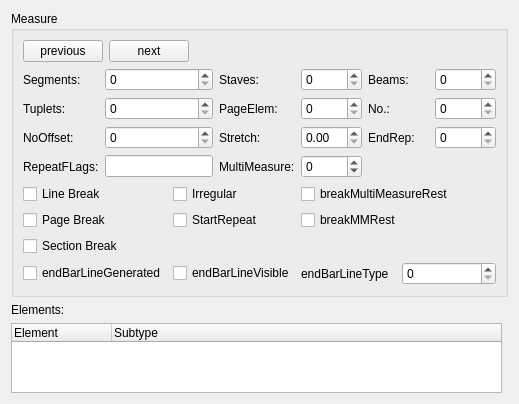
Above: mscore/mscore/measure.ui from musescore/musescore-old before the change. Below: the same form after it.
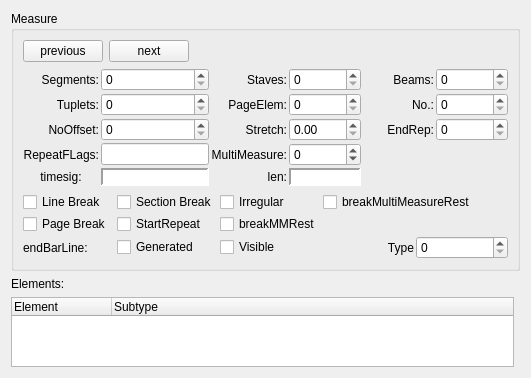
That is the form after the change.

What changed in the file:
```diff
--- a/mscore/mscore/measure.ui
+++ b/mscore/mscore/measure.ui
@@ -6,8 +6,8 @@
    <rect>
     <x>0</x>
     <y>0</y>
-    <width>519</width>
-    <height>376</height>
+    <width>531</width>
+    <height>372</height>
    </rect>
   </property>
   <property name="windowTitle">
@@ -80,6 +80,9 @@
       </item>
       <item>
        <layout class="QGridLayout" name="gridLayout_2">
+        <property name="spacing">
+         <number>2</number>
+        </property>
         <item row="0" column="0">
          <widget class="QLabel" name="label">
           <property name="text">
@@ -88,6 +91,9 @@
           <property name="textFormat">
            <enum>Qt::PlainText</enum>
           </property>
+          <property name="alignment">
+           <set>Qt::AlignRight|Qt::AlignTrailing|Qt::AlignVCenter</set>
+          </property>
          </widget>
         </item>
         <item row="0" column="1">
@@ -108,6 +114,9 @@
           <property name="textFormat">
            <enum>Qt::PlainText</enum>
           </property>
+          <property name="alignment">
+           <set>Qt::AlignRight|Qt::AlignTrailing|Qt::AlignVCenter</set>
+          </property>
          </widget>
         </item>
         <item row="0" column="3">
@@ -121,6 +130,9 @@
           <property name="textFormat">
            <enum>Qt::PlainText</enum>
           </property>
+          <property name="alignment">
+           <set>Qt::AlignRight|Qt::AlignTrailing|Qt::AlignVCenter</set>
+          </property>
          </widget>
         </item>
         <item row="0" column="5">
@@ -134,10 +146,20 @@
           <property name="textFormat">
            <enum>Qt::PlainText</enum>
           </property>
+          <property name="alignment">
+           <set>Qt::AlignRight|Qt::AlignTrailing|Qt::AlignVCenter</set>
+          </property>
          </widget>
         </item>
         <item row="1" column="1">
-         <widget class="QSpinBox" name="tuplets"/>
+         <widget class="QSpinBox" name="tuplets">
+          <property name="sizePolicy">
+           <sizepolicy hsizetype="Preferred" vsizetype="Fixed">
+            <horstretch>0</horstretch>
+            <verstretch>0</verstretch>
+           </sizepolicy>
+          </property>
+         </widget>
         </item>
         <item row="1" column="2">
          <widget class="QLabel" name="label_5">
@@ -147,6 +169,9 @@
           <property name="textFormat">
            <enum>Qt::PlainText</enum>
           </property>
+          <property name="alignment">
+           <set>Qt::AlignRight|Qt::AlignTrailing|Qt::AlignVCenter</set>
+          </property>
          </widget>
         </item>
         <item row="1" column="3">
@@ -160,6 +185,9 @@
           <property name="textFormat">
            <enum>Qt::PlainText</enum>
           </property>
+          <property name="alignment">
+           <set>Qt::AlignRight|Qt::AlignTrailing|Qt::AlignVCenter</set>
+          </property>
          </widget>
         </item>
         <item row="1" column="5">
@@ -173,10 +201,20 @@
           <property name="textFormat">
            <enum>Qt::PlainText</enum>
           </property>
+          <property name="alignment">
+           <set>Qt::AlignRight|Qt::AlignTrailing|Qt::AlignVCenter</set>
+          </property>
          </widget>
         </item>
         <item row="2" column="1">
-         <widget class="QSpinBox" name="noOffset"/>
+         <widget class="QSpinBox" name="noOffset">
+          <property name="sizePolicy">
+           <sizepolicy hsizetype="Preferred" vsizetype="Fixed">
+            <horstretch>0</horstretch>
+            <verstretch>0</verstretch>
+           </sizepolicy>
+          </property>
+         </widget>
         </item>
         <item row="2" column="2">
          <widget class="QLabel" name="label_6">
@@ -186,6 +224,9 @@
           <property name="textFormat">
            <enum>Qt::PlainText</enum>
           </property>
+          <property name="alignment">
+           <set>Qt::AlignRight|Qt::AlignTrailing|Qt::AlignVCenter</set>
+          </property>
          </widget>
         </item>
         <item row="2" column="3">
@@ -196,6 +237,9 @@
           <property name="text">
            <string notr="true">EndRep:</string>
           </property>
+          <property name="alignment">
+           <set>Qt::AlignRight|Qt::AlignTrailing|Qt::AlignVCenter</set>
+          </property>
          </widget>
         </item>
         <item row="2" column="5">
@@ -206,6 +250,9 @@
           <property name="text">
            <string notr="true">RepeatFLags:</string>
           </property>
+          <property name="alignment">
+           <set>Qt::AlignRight|Qt::AlignTrailing|Qt::AlignVCenter</set>
+          </property>
          </widget>
         </item>
         <item row="3" column="1">
@@ -229,6 +276,9 @@
           <property name="text">
            <string notr="true">MultiMeasure:</string>
           </property>
+          <property name="alignment">
+           <set>Qt::AlignRight|Qt::AlignTrailing|Qt::AlignVCenter</set>
+          </property>
          </widget>
         </item>
         <item row="3" column="3">
@@ -241,6 +291,198 @@
           </property>
          </widget>
         </item>
+        <item row="4" column="0">
+         <widget class="QLabel" name="label_15">
+          <property name="text">
+           <string notr="true">timesig:</string>
+          </property>
+          <property name="alignment">
+           <set>Qt::AlignCenter</set>
+          </property>
+         </widget>
+        </item>
+        <item row="4" column="2">
+         <widget class="QLabel" name="label_16">
+          <property name="text">
+           <string notr="true">len:</string>
+          </property>
+          <property name="alignment">
+           <set>Qt::AlignRight|Qt::AlignTrailing|Qt::AlignVCenter</set>
+          </property>
+         </widget>
+        </item>
+        <item row="4" column="1">
+         <widget class="QLabel" name="timesig">
+          <property name="sizePolicy">
+           <sizepolicy hsizetype="Preferred" vsizetype="Fixed">
+            <horstretch>0</horstretch>
+            <verstretch>0</verstretch>
+           </sizepolicy>
+          </property>
+          <property name="palette">
+           <palette>
+            <active>
+             <colorrole role="Base">
+              <brush brushstyle="SolidPattern">
+               <color alpha="255">
+                <red>255</red>
+                <green>255</green>
+                <blue>255</blue>
+               </color>
+              </brush>
+             </colorrole>
+             <colorrole role="Window">
+              <brush brushstyle="SolidPattern">
+               <color alpha="255">
+                <red>255</red>
+                <green>255</green>
+                <blue>255</blue>
+               </color>
+              </brush>
+             </colorrole>
+            </active>
+            <inactive>
+             <colorrole role="Base">
+              <brush brushstyle="SolidPattern">
+               <color alpha="255">
+                <red>255</red>
+                <green>255</green>
+                <blue>255</blue>
+               </color>
+              </brush>
+             </colorrole>
+             <colorrole role="Window">
+              <brush brushstyle="SolidPattern">
+               <color alpha="255">
+                <red>255</red>
+                <green>255</green>
+                <blue>255</blue>
+               </color>
+              </brush>
+             </colorrole>
+            </inactive>
+            <disabled>
+             <colorrole role="Base">
+              <brush brushstyle="SolidPattern">
+               <color alpha="255">
+                <red>255</red>
+                <green>255</green>
+                <blue>255</blue>
+               </color>
+              </brush>
+             </colorrole>
+             <colorrole role="Window">
+              <brush brushstyle="SolidPattern">
+               <color alpha="255">
+                <red>255</red>
+                <green>255</green>
+                <blue>255</blue>
+               </color>
+              </brush>
+             </colorrole>
+            </disabled>
+           </palette>
+          </property>
+          <property name="autoFillBackground">
+           <bool>true</bool>
+          </property>
+          <property name="frameShape">
+           <enum>QFrame::Panel</enum>
+          </property>
+          <property name="frameShadow">
+           <enum>QFrame::Sunken</enum>
+          </property>
+          <property name="lineWidth">
+           <number>2</number>
+          </property>
+          <property name="text">
+           <string notr="true"/>
+          </property>
+         </widget>
+        </item>
+        <item row="4" column="3">
+         <widget class="QLabel" name="len">
+          <property name="palette">
+           <palette>
+            <active>
+             <colorrole role="Base">
+              <brush brushstyle="SolidPattern">
+               <color alpha="255">
+                <red>255</red>
+                <green>255</green>
+                <blue>255</blue>
+               </color>
+              </brush>
+             </colorrole>
+             <colorrole role="Window">
+              <brush brushstyle="SolidPattern">
+               <color alpha="255">
+                <red>255</red>
+                <green>255</green>
+                <blue>255</blue>
+               </color>
+              </brush>
+             </colorrole>
+            </active>
+            <inactive>
+             <colorrole role="Base">
+              <brush brushstyle="SolidPattern">
+               <color alpha="255">
+                <red>255</red>
+                <green>255</green>
+                <blue>255</blue>
+               </color>
+              </brush>
+             </colorrole>
+             <colorrole role="Window">
+              <brush brushstyle="SolidPattern">
+               <color alpha="255">
+                <red>255</red>
+                <green>255</green>
+                <blue>255</blue>
+               </color>
+              </brush>
+             </colorrole>
+            </inactive>
+            <disabled>
+             <colorrole role="Base">
+              <brush brushstyle="SolidPattern">
+               <color alpha="255">
+                <red>255</red>
+                <green>255</green>
+                <blue>255</blue>
+               </color>
+              </brush>
+             </colorrole>
+             <colorrole role="Window">
+              <brush brushstyle="SolidPattern">
+               <color alpha="255">
+                <red>255</red>
+                <green>255</green>
+                <blue>255</blue>
+               </color>
+              </brush>
+             </colorrole>
+            </disabled>
+           </palette>
+          </property>
+          <property name="autoFillBackground">
+           <bool>true</bool>
+          </property>
+          <property name="frameShape">
+           <enum>QFrame::Panel</enum>
+          </property>
+          <property name="frameShadow">
+           <enum>QFrame::Sunken</enum>
+          </property>
+          <property name="lineWidth">
+           <number>2</number>
+          </property>
+          <property name="text">
+           <string notr="true"/>
+          </property>
+         </widget>
+        </item>
        </layout>
       </item>
       <item>
@@ -248,14 +490,10 @@
         <property name="margin">
          <number>0</number>
         </property>
-        <item row="0" column="0">
-         <widget class="QCheckBox" name="lineBreak">
-          <property name="text">
-           <string notr="true">Line Break</string>
-          </property>
-         </widget>
-        </item>
-        <item row="0" column="1">
+        <property name="spacing">
+         <number>2</number>
+        </property>
+        <item row="0" column="2">
          <widget class="QCheckBox" name="irregular">
           <property name="sizePolicy">
            <sizepolicy hsizetype="Fixed" vsizetype="Fixed">
@@ -268,71 +506,88 @@
           </property>
          </widget>
         </item>
-        <item row="1" column="0">
-         <widget class="QCheckBox" name="pageBreak">
-          <property name="text">
-           <string notr="true">Page Break</string>
-          </property>
-         </widget>
-        </item>
-        <item row="1" column="1">
-         <widget class="QCheckBox" name="startRepeat">
-          <property name="sizePolicy">
-           <sizepolicy hsizetype="Fixed" vsizetype="Fixed">
-            <horstretch>0</horstretch>
-            <verstretch>0</verstretch>
-           </sizepolicy>
-          </property>
-          <property name="text">
-           <string notr="true">StartRepeat</string>
-          </property>
-         </widget>
-        </item>
-        <item row="0" column="2" colspan="2">
+        <item row="0" column="3" colspan="2">
          <widget class="QCheckBox" name="breakMultiMeasureRest">
           <property name="text">
            <string>breakMultiMeasureRest</string>
           </property>
          </widget>
         </item>
-        <item row="1" column="2" colspan="2">
-         <widget class="QCheckBox" name="breakMMRest">
-          <property name="text">
-           <string notr="true">breakMMRest</string>
-          </property>
-         </widget>
-        </item>
-        <item row="3" column="0">
+        <item row="3" column="1">
          <widget class="QCheckBox" name="endBarLineGenerated">
           <property name="text">
-           <string notr="true">endBarLineGenerated</string>
+           <string notr="true">Generated</string>
           </property>
          </widget>
         </item>
-        <item row="3" column="1">
+        <item row="3" column="2">
          <widget class="QCheckBox" name="endBarLineVisible">
           <property name="text">
-           <string notr="true">endBarLineVisible</string>
+           <string notr="true">Visible</string>
           </property>
          </widget>
         </item>
-        <item row="3" column="2">
+        <item row="3" column="3">
          <widget class="QLabel" name="label_10">
           <property name="text">
-           <string notr="true">endBarLineType</string>
+           <string notr="true">Type</string>
+          </property>
+          <property name="alignment">
+           <set>Qt::AlignRight|Qt::AlignTrailing|Qt::AlignVCenter</set>
           </property>
          </widget>
         </item>
-        <item row="3" column="3">
+        <item row="3" column="4">
          <widget class="QSpinBox" name="endBarLineType"/>
         </item>
-        <item row="2" column="0">
+        <item row="3" column="0">
+         <widget class="QLabel" name="label_17">
+          <property name="text">
+           <string>endBarLine:</string>
+          </property>
+         </widget>
+        </item>
+        <item row="0" column="0">
+         <widget class="QCheckBox" name="lineBreak">
+          <property name="text">
+           <string notr="true">Line Break</string>
+          </property>
+         </widget>
+        </item>
+        <item row="1" column="0">
+         <widget class="QCheckBox" name="pageBreak">
+          <property name="text">
+           <string notr="true">Page Break</string>
+          </property>
+         </widget>
+        </item>
+        <item row="0" column="1">
          <widget class="QCheckBox" name="sectionBreak">
           <property name="text">
            <string>Section Break</string>
           </property>
          </widget>
         </item>
+        <item row="1" column="1">
+         <widget class="QCheckBox" name="startRepeat">
+          <property name="sizePolicy">
+           <sizepolicy hsizetype="Fixed" vsizetype="Fixed">
+            <horstretch>0</horstretch>
+            <verstretch>0</verstretch>
+           </sizepolicy>
+          </property>
+          <property name="text">
+           <string notr="true">StartRepeat</string>
+          </property>
+         </widget>
+        </item>
+        <item row="1" column="2">
+         <widget class="QCheckBox" name="breakMMRest">
+          <property name="text">
+           <string notr="true">breakMMRest</string>
+          </property>
+         </widget>
+        </item>
        </layout>
       </item>
      </layout>
```
